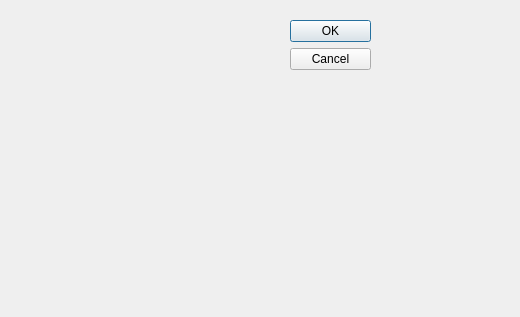
Old version of the form udpdmodule.ui in the repository a1263221841-sudo/TCP-IP.
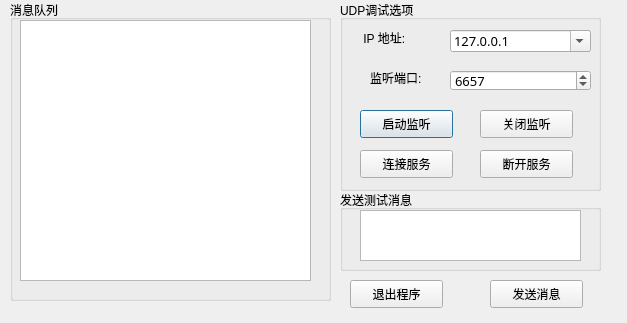
New version of the form. Icons and pictures are not drawn.

```diff
--- a/udpdmodule.ui
+++ b/udpdmodule.ui
@@ -6,29 +6,261 @@
    <rect>
     <x>0</x>
     <y>0</y>
-    <width>520</width>
-    <height>317</height>
+    <width>627</width>
+    <height>323</height>
    </rect>
   </property>
   <property name="windowTitle">
    <string>网络调试助手--UDP调试模块 V1.3</string>
   </property>
-  <widget class="QDialogButtonBox" name="buttonBox">
+  <property name="windowIcon">
+   <iconset>
+    <normaloff>images/udp.ico</normaloff>images/udp.ico</iconset>
+  </property>
+  <widget class="QGroupBox" name="groupBox">
    <property name="geometry">
     <rect>
-     <x>290</x>
+     <x>10</x>
+     <y>0</y>
+     <width>321</width>
+     <height>301</height>
+    </rect>
+   </property>
+   <property name="title">
+    <string>消息队列</string>
+   </property>
+  </widget>
+  <widget class="QPlainTextEdit" name="plainTextEdit_DisplayMsgList">
+   <property name="geometry">
+    <rect>
+     <x>20</x>
      <y>20</y>
-     <width>81</width>
-     <height>241</height>
+     <width>291</width>
+     <height>261</height>
     </rect>
    </property>
-   <property name="orientation">
-    <enum>Qt::Vertical</enum>
+  </widget>
+  <widget class="QLabel" name="label">
+   <property name="geometry">
+    <rect>
+     <x>360</x>
+     <y>30</y>
+     <width>72</width>
+     <height>15</height>
+    </rect>
    </property>
-   <property name="standardButtons">
-    <set>QDialogButtonBox::Cancel|QDialogButtonBox::Ok</set>
+   <property name="text">
+    <string> IP 地址:</string>
    </property>
   </widget>
+  <widget class="QLabel" name="label_2">
+   <property name="geometry">
+    <rect>
+     <x>370</x>
+     <y>70</y>
+     <width>72</width>
+     <height>15</height>
+    </rect>
+   </property>
+   <property name="text">
+    <string>监听端口:</string>
+   </property>
+  </widget>
+  <widget class="QPushButton" name="pushButton_UdpStartListen">
+   <property name="geometry">
+    <rect>
+     <x>360</x>
+     <y>110</y>
+     <width>93</width>
+     <height>28</height>
+    </rect>
+   </property>
+   <property name="text">
+    <string>启动监听</string>
+   </property>
+   <property name="icon">
+    <iconset>
+     <normaloff>images/start.ico</normaloff>images/start.ico</iconset>
+   </property>
+  </widget>
+  <widget class="QPushButton" name="pushButton_UdpCloseListen">
+   <property name="geometry">
+    <rect>
+     <x>480</x>
+     <y>110</y>
+     <width>93</width>
+     <height>28</height>
+    </rect>
+   </property>
+   <property name="text">
+    <string>关闭监听</string>
+   </property>
+   <property name="icon">
+    <iconset>
+     <normaloff>images/stop.ico</normaloff>images/stop.ico</iconset>
+   </property>
+  </widget>
+  <widget class="QPushButton" name="pushButton_UdpConnectServer">
+   <property name="geometry">
+    <rect>
+     <x>360</x>
+     <y>150</y>
+     <width>93</width>
+     <height>28</height>
+    </rect>
+   </property>
+   <property name="text">
+    <string>连接服务</string>
+   </property>
+   <property name="icon">
+    <iconset>
+     <normaloff>images/connect.ico</normaloff>images/connect.ico</iconset>
+   </property>
+  </widget>
+  <widget class="QPushButton" name="pushButton_UdpDisconnectedServer">
+   <property name="geometry">
+    <rect>
+     <x>480</x>
+     <y>150</y>
+     <width>93</width>
+     <height>28</height>
+    </rect>
+   </property>
+   <property name="text">
+    <string>断开服务</string>
+   </property>
+   <property name="icon">
+    <iconset>
+     <normaloff>images/disconnect.ico</normaloff>images/disconnect.ico</iconset>
+   </property>
+  </widget>
+  <widget class="QGroupBox" name="groupBox_2">
+   <property name="geometry">
+    <rect>
+     <x>340</x>
+     <y>0</y>
+     <width>261</width>
+     <height>191</height>
+    </rect>
+   </property>
+   <property name="title">
+    <string>UDP调试选项</string>
+   </property>
+   <widget class="QComboBox" name="comboBox_UdpClientIpAddress">
+    <property name="geometry">
+     <rect>
+      <x>110</x>
+      <y>30</y>
+      <width>141</width>
+      <height>22</height>
+     </rect>
+    </property>
+    <property name="font">
+     <font>
+      <family>仿宋</family>
+      <pointsize>10</pointsize>
+     </font>
+    </property>
+    <property name="editable">
+     <bool>true</bool>
+    </property>
+    <property name="currentText">
+     <string>127.0.0.1</string>
+    </property>
+   </widget>
+   <widget class="QSpinBox" name="spinBox_UdpClientPort">
+    <property name="geometry">
+     <rect>
+      <x>110</x>
+      <y>70</y>
+      <width>141</width>
+      <height>21</height>
+     </rect>
+    </property>
+    <property name="font">
+     <font>
+      <family>仿宋</family>
+      <pointsize>10</pointsize>
+     </font>
+    </property>
+    <property name="maximum">
+     <number>65535</number>
+    </property>
+    <property name="value">
+     <number>6657</number>
+    </property>
+   </widget>
+  </widget>
+  <widget class="QPlainTextEdit" name="plainTextEdit_UdpSendMsg">
+   <property name="geometry">
+    <rect>
+     <x>360</x>
+     <y>210</y>
+     <width>221</width>
+     <height>51</height>
+    </rect>
+   </property>
+  </widget>
+  <widget class="QGroupBox" name="groupBox_3">
+   <property name="geometry">
+    <rect>
+     <x>340</x>
+     <y>190</y>
+     <width>261</width>
+     <height>81</height>
+    </rect>
+   </property>
+   <property name="title">
+    <string>发送测试消息</string>
+   </property>
+  </widget>
+  <widget class="QPushButton" name="pushButton_UdpExit">
+   <property name="geometry">
+    <rect>
+     <x>350</x>
+     <y>280</y>
+     <width>93</width>
+     <height>28</height>
+    </rect>
+   </property>
+   <property name="text">
+    <string>退出程序</string>
+   </property>
+   <property name="icon">
+    <iconset>
+     <normaloff>images/exit.ico</normaloff>images/exit.ico</iconset>
+   </property>
+  </widget>
+  <widget class="QPushButton" name="pushButton_UdpSendMsg">
+   <property name="geometry">
+    <rect>
+     <x>490</x>
+     <y>280</y>
+     <width>93</width>
+     <height>28</height>
+    </rect>
+   </property>
+   <property name="text">
+    <string>发送消息</string>
+   </property>
+   <property name="icon">
+    <iconset>
+     <normaloff>images/sendmsg.ico</normaloff>images/sendmsg.ico</iconset>
+   </property>
+  </widget>
+  <zorder>groupBox_3</zorder>
+  <zorder>groupBox_2</zorder>
+  <zorder>groupBox</zorder>
+  <zorder>plainTextEdit_DisplayMsgList</zorder>
+  <zorder>label</zorder>
+  <zorder>label_2</zorder>
+  <zorder>pushButton_UdpStartListen</zorder>
+  <zorder>pushButton_UdpCloseListen</zorder>
+  <zorder>pushButton_UdpConnectServer</zorder>
+  <zorder>pushButton_UdpDisconnectedServer</zorder>
+  <zorder>plainTextEdit_UdpSendMsg</zorder>
+  <zorder>pushButton_UdpExit</zorder>
+  <zorder>pushButton_UdpSendMsg</zorder>
  </widget>
  <resources/>
  <connections>
```
Left out of the diff: 35 changed lines with no effect on the pictures.
